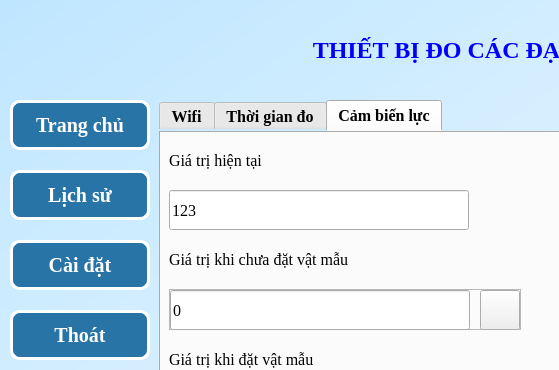
First picture: the form in iot.ui, repository sonmasterj/iot, before the edit; both pictures show x 0 to 559 and y 0 to 370 of the 1042 by 742 pixel window.
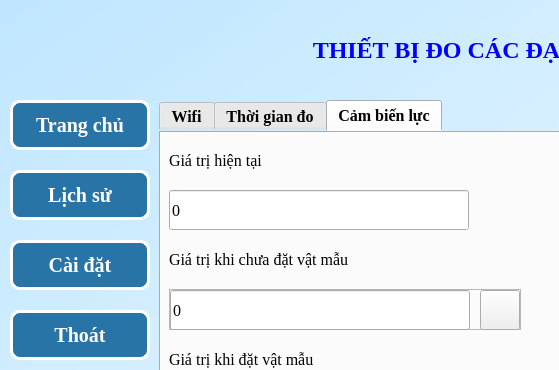
Second picture: the form after the edit. Icons and pictures are not drawn.

Diff of the .ui file:
```diff
--- a/iot.ui
+++ b/iot.ui
@@ -3796,7 +3796,7 @@
                   </font>
                  </property>
                  <property name="text">
-                  <string>123</string>
+                  <string>0</string>
                  </property>
                  <property name="alignment">
                   <set>Qt::AlignLeading|Qt::AlignLeft|Qt::AlignVCenter</set>
```
